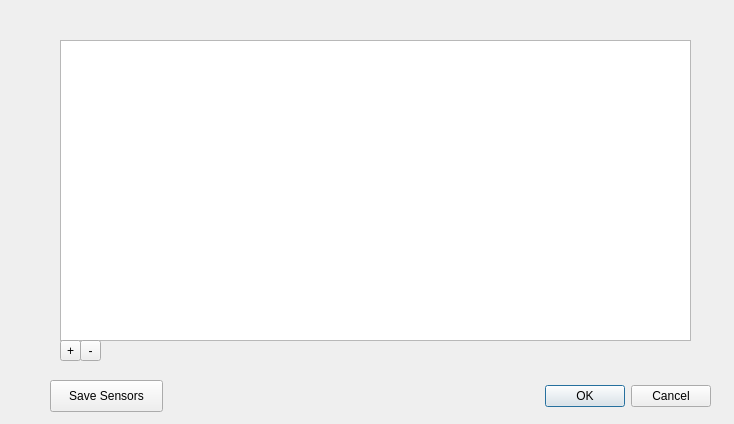
Qt form ui/preferenceswindow.ui (AntonioAlarcon32/Asterix_Decoder) before a commit.
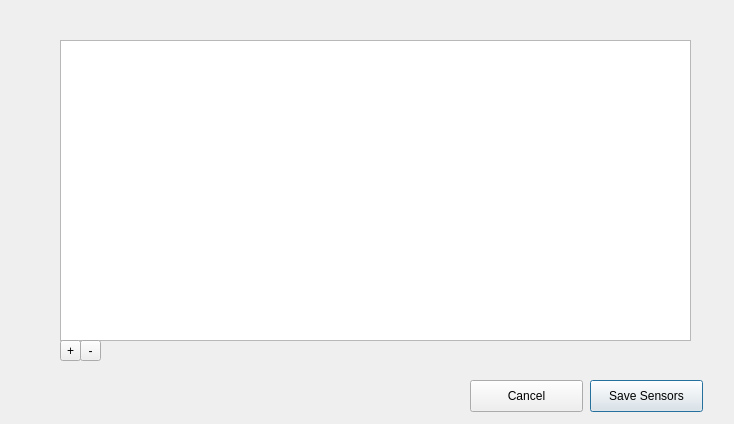
The same form after that commit.

The edit to the form file:
```diff
--- a/ui/preferenceswindow.ui
+++ b/ui/preferenceswindow.ui
@@ -13,22 +13,6 @@
   <property name="windowTitle">
    <string>Dialog</string>
   </property>
-  <widget class="QDialogButtonBox" name="buttonBox">
-   <property name="geometry">
-    <rect>
-     <x>370</x>
-     <y>380</y>
-     <width>341</width>
-     <height>32</height>
-    </rect>
-   </property>
-   <property name="orientation">
-    <enum>Qt::Horizontal</enum>
-   </property>
-   <property name="standardButtons">
-    <set>QDialogButtonBox::Cancel|QDialogButtonBox::Ok</set>
-   </property>
-  </widget>
   <widget class="QTableView" name="tableView">
    <property name="geometry">
     <rect>
@@ -42,7 +26,7 @@
   <widget class="QPushButton" name="saveButton">
    <property name="geometry">
     <rect>
-     <x>50</x>
+     <x>590</x>
      <y>380</y>
      <width>113</width>
      <height>32</height>
@@ -78,6 +62,19 @@
     <string>-</string>
    </property>
   </widget>
+  <widget class="QPushButton" name="cancelButton">
+   <property name="geometry">
+    <rect>
+     <x>470</x>
+     <y>380</y>
+     <width>113</width>
+     <height>32</height>
+    </rect>
+   </property>
+   <property name="text">
+    <string>Cancel</string>
+   </property>
+  </widget>
  </widget>
  <resources/>
  <connections>
```
Left out of the diff: 35 changed lines with no effect on the pictures.
